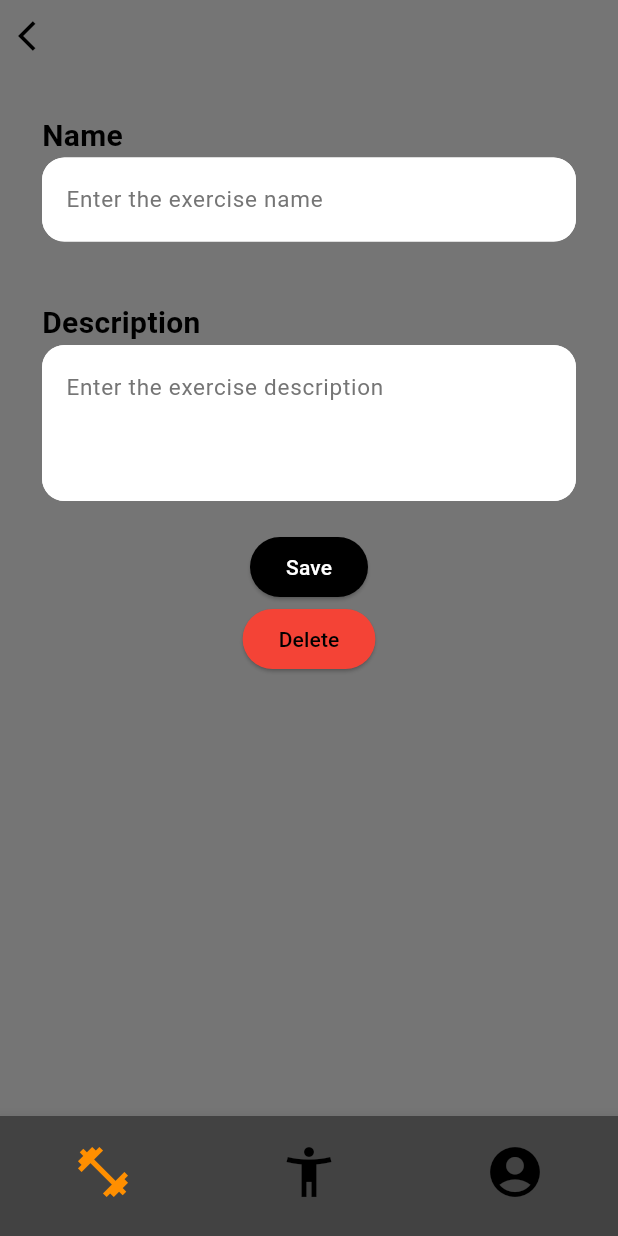
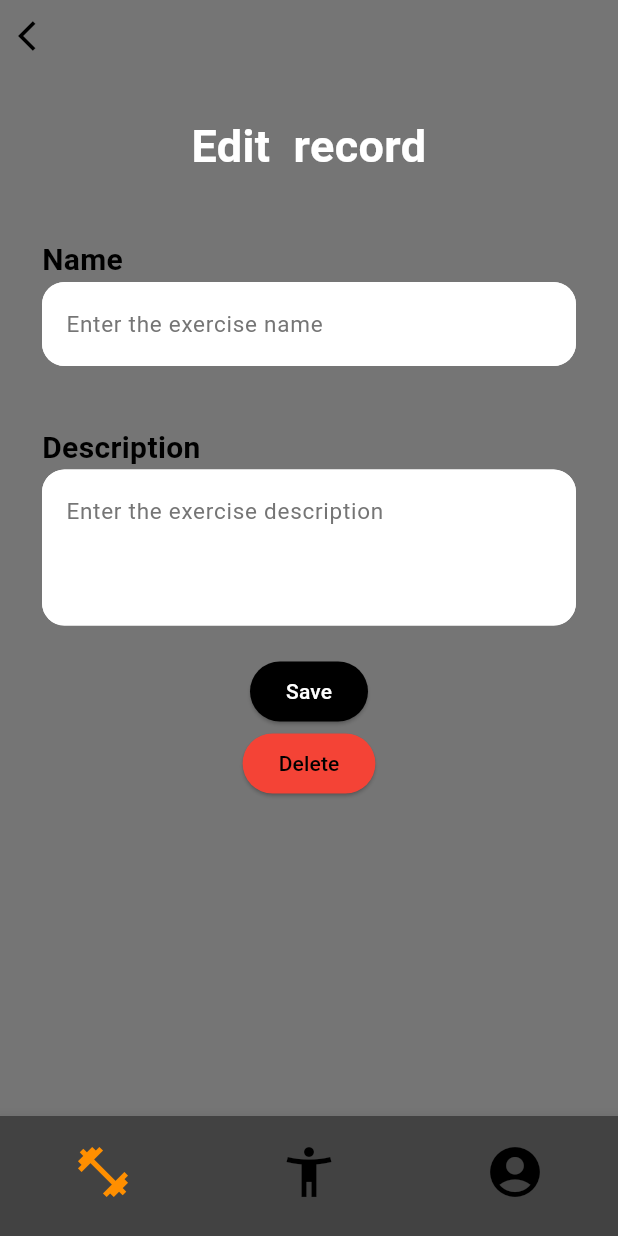
Before and after one commit to MaximeAlgosup/Team-Muscle, a Flutter app: the AddExercisePage screen opened by its route, after a tap on "Add Exercise", after a tap on the "visibility" icon, after a tap on the "edit" icon, on a phone screen of 412 x 824 dp. Run offline on Flutter 3.47's test engine with Material 3 defaults, Android fonts, the phone set to English and light mode, and no system bars; our stand-ins replace go_router, sqflite; accounts and stored records are empty.

Commit message:
Update add and edition

```diff
--- a/team_muscle/lib/pages/exercise_datas/add_exercise_data_page.dart
+++ b/team_muscle/lib/pages/exercise_datas/add_exercise_data_page.dart
@@ -61,6 +61,7 @@ class _AddExerciseDataPageState extends State<AddExerciseDataPage> {
                       child: Center(
                         child: Text(
                           "Add new ${_exerciseName.toLowerCase()} record",
+                          textAlign: TextAlign.center,
                           style: const TextStyle(
                             color: Colors.white,
                             fontSize: 30,
--- a/team_muscle/lib/pages/exercise_datas/edit_exercise_data_page.dart
+++ b/team_muscle/lib/pages/exercise_datas/edit_exercise_data_page.dart
@@ -75,6 +75,7 @@ class _EditExerciseDataPageState extends State<EditExerciseDataPage> {
                       child: Center(
                         child: Text(
                           "Edit ${_exerciseName.toLowerCase()} record",
+                          textAlign: TextAlign.center,
                           style: const TextStyle(
                             color: Colors.white,
                             fontSize: 30,
--- a/team_muscle/lib/pages/exercises/add_exercise_page.dart
+++ b/team_muscle/lib/pages/exercises/add_exercise_page.dart
@@ -38,6 +38,26 @@ class AddExercisePage extends StatelessWidget {
                 padding: const EdgeInsets.all(8.0),
                 child: Column(
                   children: [
+                    const Row(
+                      children: [
+                        Expanded(
+                          child: Padding(
+                            padding: EdgeInsets.all(20.0),
+                            child: Center(
+                              child: Text(
+                                "Add New Exercise",
+                                textAlign: TextAlign.center,
+                                style: TextStyle(
+                                  color: Colors.white,
+                                  fontSize: 30,
+                                  fontWeight: FontWeight.bold,
+                                ),
+                              ),
+                            ),
+                          ),
+                        ),
+                      ],
+                    ),
                     TextFieldWidget(
                       label: 'Name',
                       hintText: 'Enter the exercise name',
--- a/team_muscle/lib/pages/exercises/edit_exercise_page.dart
+++ b/team_muscle/lib/pages/exercises/edit_exercise_page.dart
@@ -44,6 +44,26 @@ class EditExercisePage extends StatelessWidget {
                 padding: const EdgeInsets.all(8.0),
                 child: Column(
                   children: [
+                    Row(
+                      children: [
+                        Expanded(
+                          child: Padding(
+                            padding: const EdgeInsets.all(20.0),
+                            child: Center(
+                              child: Text(
+                                "Edit ${exerciseController.name.text.toLowerCase()} record",
+                                textAlign: TextAlign.center,
+                                style: const TextStyle(
+                                  color: Colors.white,
+                                  fontSize: 30,
+                                  fontWeight: FontWeight.bold,
+                                ),
+                              ),
+                            ),
+                          ),
+                        ),
+                      ],
+                    ),
                     TextFieldWidget(
                       label: 'Name',
                       hintText: 'Enter the exercise name',
```
Also changed, not shown: team_muscle/lib/pages/generals/subscribe_page.dart (+20 -0 lines), team_muscle/lib/pages/users/edit_profile_page.dart (+36 -4 lines).
